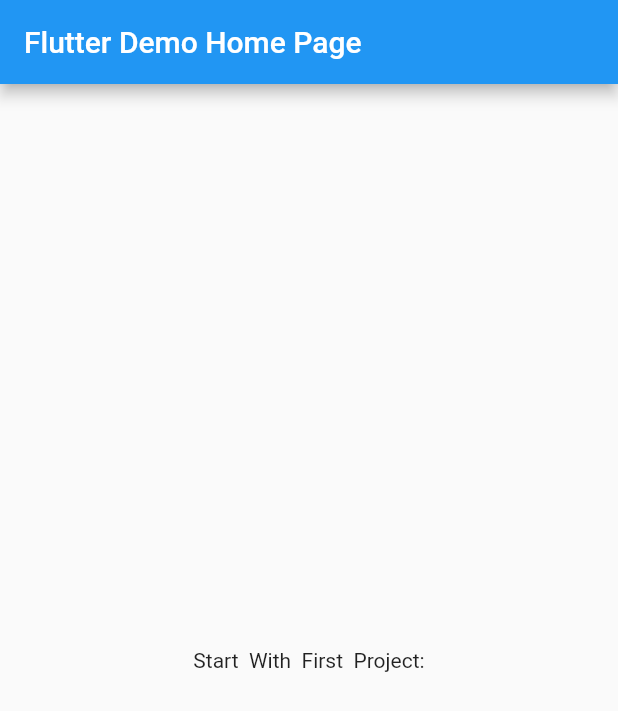
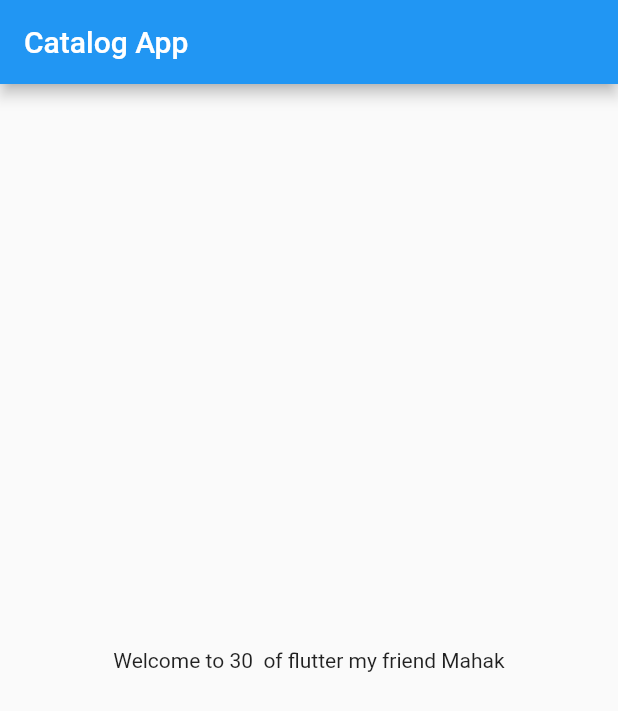
Before and after one commit to mahakencodus/30daysofflutter, a Flutter app: the screen it shows after launch, on a phone screen of 412 x 824 dp. Shown: the top 711 px of the screen. Run offline on Flutter 3.47's test engine with Material 2 defaults, Android fonts, the light colour scheme and no system bars.

Commit message:
day2 completed

```diff
--- /dev/null
+++ b/lib/Home_Page.dart
@@ -0,0 +1,20 @@
+import 'package:flutter/material.dart';
+
+class HomePage extends StatelessWidget {
+  final int days = 30;
+  final String name = 'Mahak';
+
+  @override
+  Widget build(BuildContext context) {
+    return Scaffold(
+      appBar: AppBar(
+        title: Text('Catalog App'),
+      ),
+      body: Center(
+        child: Container(
+          child: Text("Welcome to $days  of flutter my friend $name"),
+        ),
+      ),
+    );
+  }
+}
--- a/lib/main.dart
+++ b/lib/main.dart
@@ -1,105 +1,18 @@
 import 'package:flutter/material.dart';
+import 'package:hello1/Home_Page.dart';
+
+import 'Home_Page.dart';
 
 void main() {
   runApp(MyApp());
 }
 
 class MyApp extends StatelessWidget {
-  // This widget is the root of your application.
   @override
   Widget build(BuildContext context) {
     return MaterialApp(
-      title: 'Flutter Demo',
-      theme: ThemeData(
-        // This is the theme of your application.
-        //
-        // Try running your application with "flutter run". You'll see the
-        // application has a blue toolbar. Then, without quitting the app, try
-        // changing the primarySwatch below to Colors.green and then invoke
-        // "hot reload" (press "r" in the console where you ran "flutter run",
-        // or simply save your changes to "hot reload" in a Flutter IDE).
-        // Notice that the counter didn't reset back to zero; the application
-        // is not restarted.
-        primarySwatch: Colors.blue,
-      ),
-      home: MyHomePage(title: 'Flutter Demo Home Page'),
+      debugShowCheckedModeBanner: false,
+      home: HomePage(),
     );
   }
 }
-
-class MyHomePage extends StatefulWidget {
-  MyHomePage({Key key, this.title}) : super(key: key);
-
-  // This widget is the home page of your application. It is stateful, meaning
-  // that it has a State object (defined below) that contains fields that affect
-  // how it looks.
-
-  // This class is the configuration for the state. It holds the values (in this
-  // case the title) provided by the parent (in this case the App widget) and
-  // used by the build method of the State. Fields in a Widget subclass are
-  // always marked "final".
-
-  final String title;
-
-  @override
-  _MyHomePageState createState() => _MyHomePageState();
-}
-
-class _MyHomePageState extends State<MyHomePage> {
-  int _counter = 0;
-
-  void _incrementCounter() {
-    setState(() {
-      // This call to setState tells the Flutter framework that something has
-      // changed in this State, which causes it to rerun the build method below
-      // so that the display can reflect the updated values. If we changed
-      // _counter without calling setState(), then the build method would not be
-      // called again, and so nothing would appear to happen.
-      _counter++;
-    });
-  }
-
-  @override
-  Widget build(BuildContext context) {
-    // This method is rerun every time setState is called, for instance as done
-    // by the _incrementCounter method above.
-    //
-    // The Flutter framework has been optimized to make rerunning build methods
-    // fast, so that you can just rebuild anything that needs updating rather
-    // than having to individually change instances of widgets.
-    return Scaffold(
-      appBar: AppBar(
-        // Here we take the value from the MyHomePage object that was created by
-        // the App.build method, and use it to set our appbar title.
-        title: Text(widget.title),
-      ),
-      body: Center(
-        // Center is a layout widget. It takes a single child and positions it
-        // in the middle of the parent.
-        child: Column(
-          // Column is also a layout widget. It takes a list of children and
-          // arranges them vertically. By default, it sizes itself to fit its
-          // children horizontally, and tries to be as tall as its parent.
-          //
-          // Invoke "debug painting" (press "p" in the console, choose the
-          // "Toggle Debug Paint" action from the Flutter Inspector in Android
-          // Studio, or the "Toggle Debug Paint" command in Visual Studio Code)
-          // to see the wireframe for each widget.
-          //
-          // Column has various properties to control how it sizes itself and
-          // how it positions its children. Here we use mainAxisAlignment to
-          // center the children vertically; the main axis here is the vertical
-          // axis because Columns are vertical (the cross axis would be
-          // horizontal).
-          mainAxisAlignment: MainAxisAlignment.center,
-          children: <Widget>[
-            Text(
-              'Start  With  First  Project:',
-            ),
-          ],
-        ),
-      ),
-       // This trailing comma makes auto-formatting nicer for build methods.
-    );
-  }
-}
```
